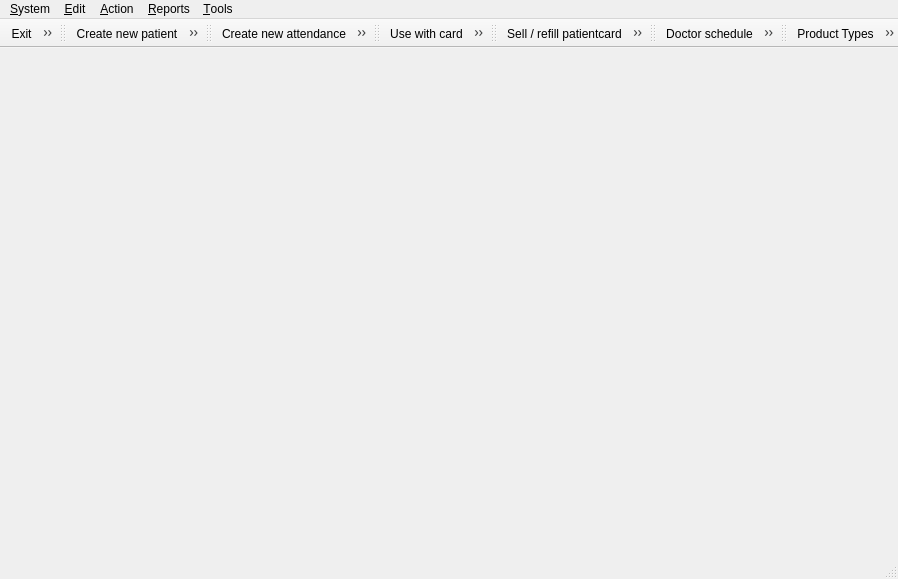
This is client/wndmain.ui in tbikfalvi/Belenus as Qt 5 draws it before an edit. The edited form follows.
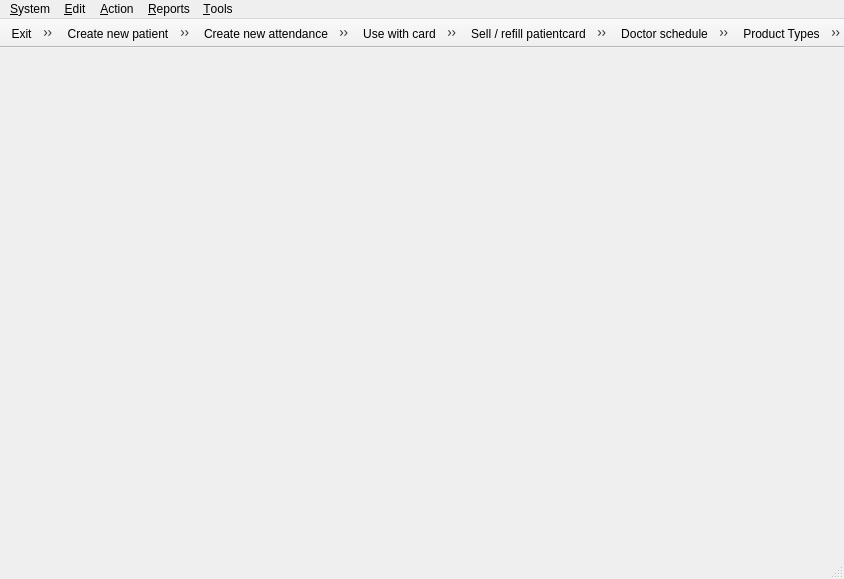
This is the edited form.

Commit message: Shopping cart db

Diff of the .ui file:
```diff
--- a/client/wndmain.ui
+++ b/client/wndmain.ui
@@ -92,7 +92,7 @@
     <addaction name="action_Logs"/>
     <addaction name="action_Hardwaretest"/>
    </widget>
-   <widget class="QMenu" name="menuAction">
+   <widget class="QMenu" name="menu_Action">
     <property name="title">
      <string>&amp;Action</string>
     </property>
@@ -117,7 +117,7 @@
     <addaction name="separator"/>
     <addaction name="menuDevice"/>
    </widget>
-   <widget class="QMenu" name="menu_View_2">
+   <widget class="QMenu" name="menu_Reports">
     <property name="title">
      <string>&amp;Reports</string>
     </property>
@@ -134,8 +134,8 @@
    </widget>
    <addaction name="menu_System"/>
    <addaction name="menu_Edit"/>
-   <addaction name="menuAction"/>
-   <addaction name="menu_View_2"/>
+   <addaction name="menu_Action"/>
+   <addaction name="menu_Reports"/>
    <addaction name="menu_View"/>
   </widget>
   <widget class="QStatusBar" name="statusbar"/>
@@ -168,6 +168,9 @@
    <property name="windowTitle">
     <string>toolBar_2</string>
    </property>
+   <property name="movable">
+    <bool>false</bool>
+   </property>
    <property name="iconSize">
     <size>
      <width>40</width>
@@ -190,6 +193,9 @@
    <property name="windowTitle">
     <string>toolBar</string>
    </property>
+   <property name="movable">
+    <bool>false</bool>
+   </property>
    <property name="iconSize">
     <size>
      <width>40</width>
@@ -212,6 +218,9 @@
    <property name="windowTitle">
     <string>toolBar</string>
    </property>
+   <property name="movable">
+    <bool>false</bool>
+   </property>
    <property name="iconSize">
     <size>
      <width>40</width>
@@ -236,6 +245,9 @@
    <property name="windowTitle">
     <string>toolBar</string>
    </property>
+   <property name="movable">
+    <bool>false</bool>
+   </property>
    <property name="iconSize">
     <size>
      <width>40</width>
@@ -250,12 +262,18 @@
    </attribute>
    <addaction name="action_PatientCardSell"/>
    <addaction name="action_PayCash"/>
+   <addaction name="action_SellProduct"/>
+   <addaction name="separator"/>
+   <addaction name="action_ShoppingCart"/>
    <addaction name="action_Cassa"/>
   </widget>
   <widget class="QToolBar" name="toolBarSchedule">
    <property name="windowTitle">
     <string>toolBar</string>
    </property>
+   <property name="movable">
+    <bool>false</bool>
+   </property>
    <property name="iconSize">
     <size>
      <width>40</width>
@@ -276,7 +294,7 @@
     <string>toolBar</string>
    </property>
    <property name="movable">
-    <bool>true</bool>
+    <bool>false</bool>
    </property>
    <property name="allowedAreas">
     <set>Qt::AllToolBarAreas</set>
@@ -707,6 +725,16 @@
     <string>Product Action Types ...</string>
    </property>
   </action>
+  <action name="action_SellProduct">
+   <property name="text">
+    <string>Sell Product</string>
+   </property>
+  </action>
+  <action name="action_ShoppingCart">
+   <property name="text">
+    <string>Shopping cart</string>
+   </property>
+  </action>
  </widget>
  <resources/>
  <connections>
```
Left out of the diff: 14 changed lines with no effect on the pictures. The commit also changes 11 other files.
